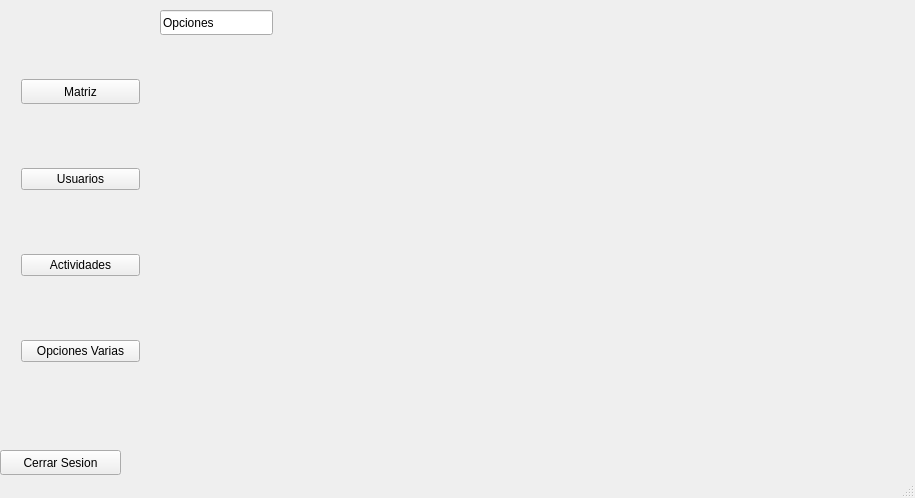
First picture: the form in mainwindow.ui, repository AndreeAvalos/Proyecto1, before the edit.
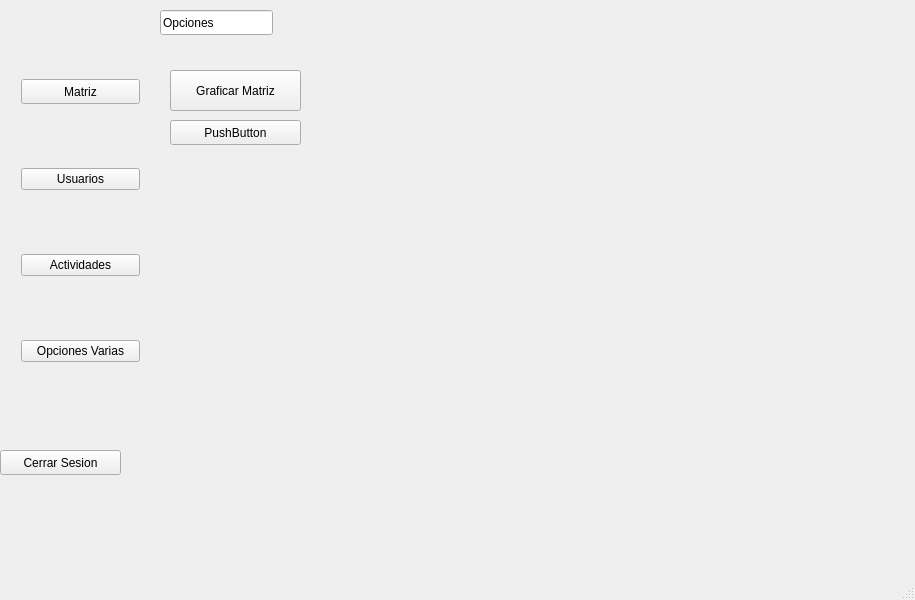
Second picture: the form after the edit. The open tabs and pages were chosen to show the change.

```diff
--- a/mainwindow.ui
+++ b/mainwindow.ui
@@ -7,7 +7,7 @@
     <x>0</x>
     <y>0</y>
     <width>915</width>
-    <height>498</height>
+    <height>600</height>
    </rect>
   </property>
   <property name="windowTitle">
@@ -66,7 +66,7 @@
       <x>160</x>
       <y>10</y>
       <width>741</width>
-      <height>461</height>
+      <height>541</height>
      </rect>
     </property>
     <property name="currentIndex">
@@ -964,6 +964,32 @@
        <string>Opciones</string>
       </property>
      </widget>
+     <widget class="QPushButton" name="pushButton_25">
+      <property name="geometry">
+       <rect>
+        <x>10</x>
+        <y>60</y>
+        <width>131</width>
+        <height>41</height>
+       </rect>
+      </property>
+      <property name="text">
+       <string>Graficar Matriz</string>
+      </property>
+     </widget>
+     <widget class="QPushButton" name="pushButton_26">
+      <property name="geometry">
+       <rect>
+        <x>10</x>
+        <y>110</y>
+        <width>131</width>
+        <height>25</height>
+       </rect>
+      </property>
+      <property name="text">
+       <string>PushButton</string>
+      </property>
+     </widget>
     </widget>
     <widget class="QWidget" name="page_5">
      <widget class="QLineEdit" name="lineEdit_5">
```
Left out of the diff: 134 changed lines with no effect on the pictures.
